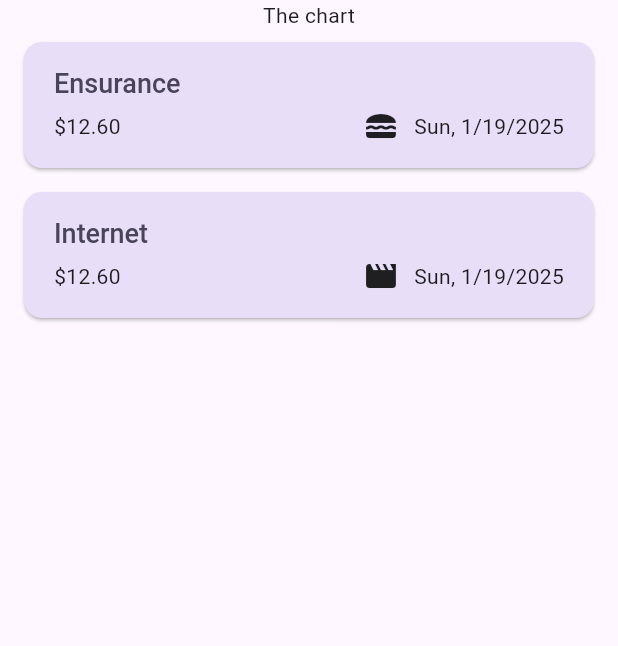
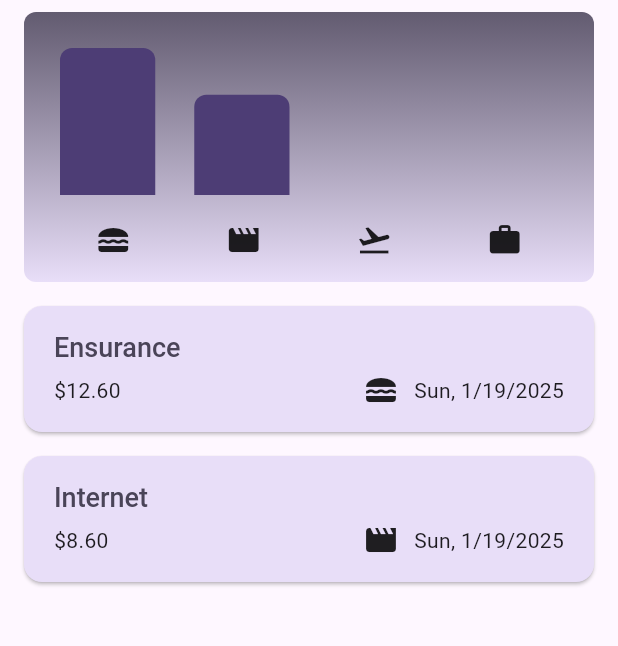
Before and after one commit to wmvieira21/expenses_tracker_flutter, a Flutter app: the screen it shows after launch, on a phone screen of 412 x 824 dp, the part 84-730 px from its top. Run offline on Flutter 3.47's test engine with Material 3 defaults, Android fonts, the phone set to English and light mode, and no system bars.

Commit message:
Created the charts

```diff
--- a/lib/main.dart
+++ b/lib/main.dart
@@ -11,13 +11,16 @@ void main() {
   runApp(
     MaterialApp(
       darkTheme: ThemeData.dark().copyWith(
-        colorScheme: kColorsSchemeDark,
-        elevatedButtonTheme: ElevatedButtonThemeData(
-          style: ElevatedButton.styleFrom(
-              backgroundColor: kColorsSchemeDark.onPrimaryContainer,
-              foregroundColor: kColorsScheme.onPrimaryContainer),
-        ),
-      ),
+          colorScheme: kColorsSchemeDark,
+          elevatedButtonTheme: ElevatedButtonThemeData(
+            style: ElevatedButton.styleFrom(
+                backgroundColor: kColorsSchemeDark.onPrimaryContainer,
+                foregroundColor: kColorsSchemeDark.onPrimary),
+          ),
+          cardTheme: CardTheme().copyWith(
+            color: kColorsSchemeDark.secondaryContainer,
+            margin: EdgeInsets.symmetric(horizontal: 16, vertical: 8),
+          )),
       theme: ThemeData().copyWith(
         colorScheme: kColorsScheme,
         appBarTheme: AppBarTheme().copyWith(
--- a/lib/models/expense.dart
+++ b/lib/models/expense.dart
@@ -33,3 +33,22 @@ class Expense {
     return formatter.format(date);
   }
 }
+
+class ExpensesBucket {
+  const ExpensesBucket({required this.category, required this.expenses});
+  ExpensesBucket.forCategory(List<Expense> allExpenses, this.category)
+      : expenses =
+            allExpenses.where((exp) => exp.category == category).toList();
+
+  final Category category;
+  final List<Expense> expenses;
+
+  double get totalExpenses {
+    double sum = 0;
+
+    for (final expense in expenses) {
+      sum += expense.amount;
+    }
+    return sum;
+  }
+}
--- /dev/null
+++ b/lib/widgets/chart/chart.dart
@@ -0,0 +1,74 @@
+import 'package:expenses_tracker/models/expense.dart';
+import 'package:expenses_tracker/widgets/chart/chart_bar.dart';
+import 'package:flutter/material.dart';
+
+class Chart extends StatelessWidget {
+  const Chart({super.key, required this.expenses});
+
+  final List<Expense> expenses;
+
+  List<ExpensesBucket> get buckets {
+    return [
+      ExpensesBucket.forCategory(expenses, Category.food),
+      ExpensesBucket.forCategory(expenses, Category.leisure),
+      ExpensesBucket.forCategory(expenses, Category.travel),
+      ExpensesBucket.forCategory(expenses, Category.work)
+    ];
+  }
+
+  double get maxTotalExpense {
+    double maxTotalAmount = 0;
+
+    for (final bucket in buckets) {
+      if (maxTotalAmount < bucket.totalExpenses) {
+        maxTotalAmount = bucket.totalExpenses;
+      }
+    }
+
+    return maxTotalAmount;
+  }
+
+  @override
+  Widget build(BuildContext context) {
+    return Container(
+      margin: Theme.of(context).cardTheme.margin,
+      padding: const EdgeInsets.all(16),
+      width: double.infinity,
+      height: 180,
+      decoration: BoxDecoration(
+        borderRadius: BorderRadius.circular(8),
+        gradient: LinearGradient(colors: [
+          Theme.of(context).colorScheme.secondaryContainer,
+          Theme.of(context).colorScheme.secondary,
+        ], begin: Alignment.bottomCenter, end: Alignment.topCenter),
+      ),
+      child: Column(
+        spacing: 10,
+        children: [
+          Expanded(
+            child: Row(
+              mainAxisAlignment: MainAxisAlignment.spaceAround,
+              crossAxisAlignment: CrossAxisAlignment.end,
+              spacing: 10,
+              children: [
+                for (final bucket in buckets)
+                  ChartBar(
+                      fill: (maxTotalExpense == 0
+                          ? 0
+                          : bucket.totalExpenses / maxTotalExpense))
+              ],
+            ),
+          ),
+          Row(
+            mainAxisAlignment: MainAxisAlignment.spaceAround,
+            children: [
+              ...buckets.map((bucket) {
+                return Icon(categoryIcons[bucket.category]);
+              }),
+            ],
+          )
+        ],
+      ),
+    );
+  }
+}
--- /dev/null
+++ b/lib/widgets/chart/chart_bar.dart
@@ -0,0 +1,35 @@
+import 'package:flutter/material.dart';
+
+class ChartBar extends StatefulWidget {
+  const ChartBar({super.key, required this.fill});
+
+  final double fill;
+
+  @override
+  State<StatefulWidget> createState() {
+    return _ChartBar();
+  }
+}
+
+class _ChartBar extends State<ChartBar> {
+  @override
+  Widget build(BuildContext context) {
+    return Expanded(
+      child: Padding(
+        padding: EdgeInsets.all(8),
+        child: FractionallySizedBox(
+          heightFactor: widget.fill,
+          widthFactor: 1,
+          child: DecoratedBox(
+            decoration: BoxDecoration(
+                borderRadius: BorderRadius.vertical(
+                  top: Radius.circular(8),
+                ),
+                shape: BoxShape.rectangle,
+                color: Theme.of(context).colorScheme.onPrimaryContainer),
+          ),
+        ),
+      ),
+    );
+  }
+}
--- a/lib/widgets/expenses.dart
+++ b/lib/widgets/expenses.dart
@@ -1,3 +1,4 @@
+import 'package:expenses_tracker/widgets/chart/chart.dart';
 import 'package:expenses_tracker/widgets/expenses_list/expenses_list.dart';
 import 'package:expenses_tracker/models/expense.dart';
 import 'package:expenses_tracker/widgets/new_expense.dart';
@@ -22,7 +23,7 @@ class _ExpensesState extends State<Expenses> {
     ),
     Expense(
       tittle: 'Internet',
-      amount: 12.6,
+      amount: 8.6,
       category: Category.leisure,
       date: DateTime.now(),
     )
@@ -92,7 +93,7 @@ class _ExpensesState extends State<Expenses> {
       body: Column(
         mainAxisAlignment: MainAxisAlignment.center,
         children: [
-          const Text('The chart'),
+          Chart(expenses: _expensesList),
           Expanded(child: mainContent),
         ],
       ),
--- a/lib/widgets/expenses_list/expenses_list.dart
+++ b/lib/widgets/expenses_list/expenses_list.dart
@@ -11,14 +11,35 @@ class ExpensesList extends StatelessWidget {
 
   @override
   Widget build(BuildContext context) {
+    final isDarkMmode =
+        MediaQuery.of(context).platformBrightness == Brightness.dark;
+
     return ListView.builder(
       itemCount: expenses.length,
       itemBuilder: (context, index) => Dismissible(
         background: Container(
           margin: Theme.of(context).cardTheme.margin,
           decoration: BoxDecoration(
-              color: Theme.of(context).colorScheme.onErrorContainer,
+              color: (isDarkMmode
+                  ? Theme.of(context).colorScheme.onSecondaryContainer
+                  : Theme.of(context).colorScheme.errorContainer),
               borderRadius: BorderRadius.circular(16)),
+          child: Column(
+            crossAxisAlignment: CrossAxisAlignment.end,
+            mainAxisAlignment: MainAxisAlignment.center,
+            children: [
+              Padding(
+                padding: const EdgeInsets.symmetric(horizontal: 16),
+                child: Text(
+                  'Delete',
+                  style: Theme.of(context)
+                      .textTheme
+                      .headlineSmall
+                      ?.copyWith(color: Colors.white),
+                ),
+              ),
+            ],
+          ),
         ),
         key: ValueKey(expenses[index]),
         onDismissed: (direction) {
```
